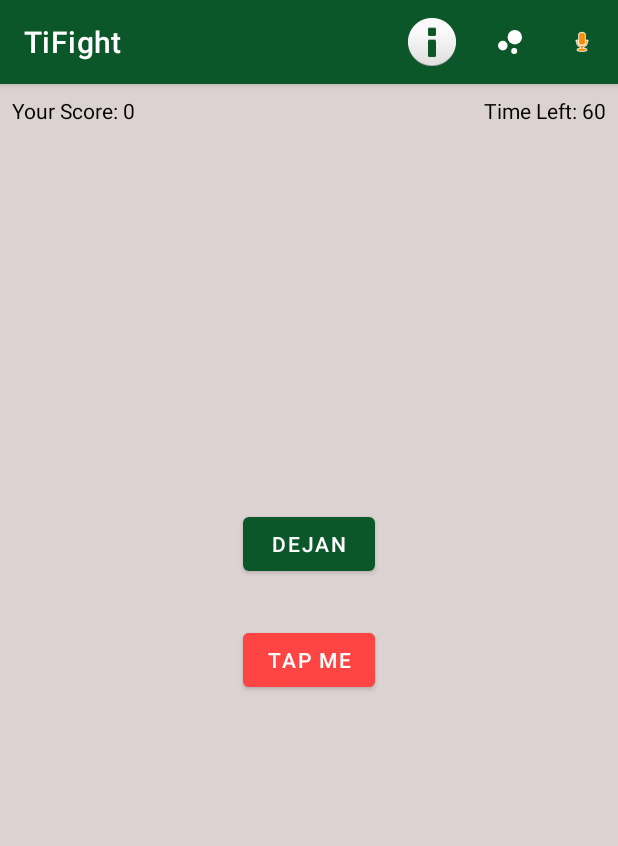
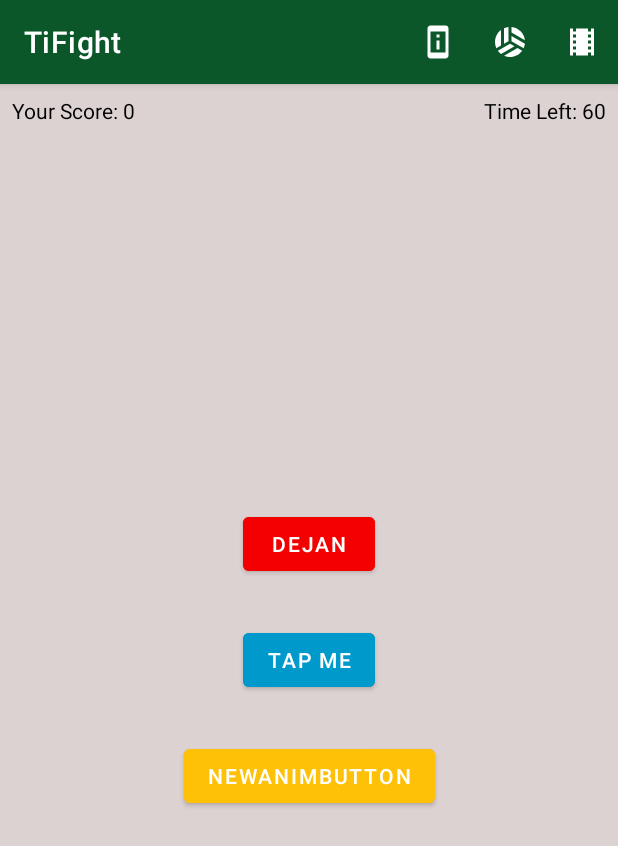
Before and after one commit to work11dejan/FirstApp, an Android app: the screen it shows after launch (MainActivity), on a phone screen of 412 x 824 dp. Shown: the top 846 px of the screen. Run offline under Robolectric (Android 15) with nearby library versions, the phone set to English and light mode, and no system bars.

Commit message:
Zavrsen Milanov zadatak CPZ

```diff
--- a/app/src/main/java/com/omega/praksa/firstapp/MainActivity.kt
+++ b/app/src/main/java/com/omega/praksa/firstapp/MainActivity.kt
@@ -23,6 +23,9 @@ class MainActivity : AppCompatActivity() {
     internal lateinit var tapMeButton : Button
     internal var    gameStarted = false
 
+    internal lateinit var newButton:Button
+    internal lateinit var btDejan:Button
+
     internal lateinit var countDownTimer: CountDownTimer
     internal val initialCountDown : Long = 60000
     internal val countDownInterval : Long = 1000
@@ -45,10 +48,16 @@ class MainActivity : AppCompatActivity() {
         tapMeButton = findViewById(R.id.tapMeButton)
         gameScoreTextView = findViewById(R.id.gameScoreTextView)
         timeLeftTextView = findViewById(R.id.timeLeftTextView)
+        newButton = findViewById<Button>(R.id.newButton)
+        btDejan = findViewById(R.id.btDejan)
 
         tapMeButton.setOnClickListener { view ->
             bounce(view)
             incrementScore()
+        }
+        newButton.setOnClickListener{view ->
+            zoomIn(btDejan)
+
         }
 
         if (savedInstanceState!=null){
@@ -73,6 +82,12 @@ class MainActivity : AppCompatActivity() {
             R.id.actionBlink -> blink(tapMeButton)
         }
         return true
+    }
+
+
+    private fun zoomIn(view: View){
+        val zoomIn = AnimationUtils.loadAnimation(this, R.anim.newanim)
+        view.startAnimation(zoomIn)
     }
 
     private fun blink(view: View) {
--- /dev/null
+++ b/app/src/main/res/anim/newanim.xml
@@ -0,0 +1,13 @@
+<?xml version="1.0" encoding="utf-8"?>
+<set xmlns:android="http://schemas.android.com/apk/res/android">
+    <scale
+        xmlns:android="http://schemas.android.com/apk/res/android"
+        android:duration="1000"
+        android:fromXScale="2"
+        android:fromYScale="2"
+        android:pivotX="50%"
+        android:pivotY="50%"
+        android:toXScale="4"
+        android:toYScale="4" >
+    </scale>
+</set>
--- /dev/null
+++ b/app/src/main/res/drawable/ic_baseline_theaters_24.xml
@@ -0,0 +1,10 @@
+<vector xmlns:android="http://schemas.android.com/apk/res/android"
+    android:width="24dp"
+    android:height="24dp"
+    android:viewportWidth="24"
+    android:viewportHeight="24"
+    android:tint="?attr/colorControlNormal">
+  <path
+      android:fillColor="@android:color/white"
+      android:pathData="M18,3v2h-2L16,3L8,3v2L6,5L6,3L4,3v18h2v-2h2v2h8v-2h2v2h2L20,3h-2zM8,17L6,17v-2h2v2zM8,13L6,13v-2h2v2zM8,9L6,9L6,7h2v2zM18,17h-2v-2h2v2zM18,13h-2v-2h2v2zM18,9h-2L16,7h2v2z"/>
+</vector>
--- a/app/src/main/res/layout/activity_main.xml
+++ b/app/src/main/res/layout/activity_main.xml
@@ -35,7 +35,7 @@
         android:id="@+id/tapMeButton"
         android:layout_width="wrap_content"
         android:layout_height="wrap_content"
-        android:backgroundTint="@android:color/holo_red_light"
+        android:backgroundTint="@android:color/holo_blue_dark"
         android:text="@string/tapME"
         app:layout_constraintBottom_toBottomOf="parent"
         app:layout_constraintEnd_toEndOf="parent"
@@ -47,11 +47,24 @@
         android:layout_width="wrap_content"
         android:layout_height="wrap_content"
         android:layout_marginBottom="16dp"
-        android:text="Dejan"
+        android:backgroundTint="#F30000"
+        android:text="@string/btDejan"
         app:layout_constraintBottom_toTopOf="@+id/tapMeButton"
         app:layout_constraintEnd_toEndOf="parent"
         app:layout_constraintStart_toStartOf="parent"
         app:layout_constraintTop_toTopOf="parent"
         app:layout_constraintVertical_bias="0.956" />
 
+    <Button
+        android:id="@+id/newButton"
+        android:layout_width="wrap_content"
+        android:layout_height="wrap_content"
+        android:backgroundTint="#FFC107"
+        android:text="@string/newBut"
+        app:layout_constraintBottom_toBottomOf="parent"
+        app:layout_constraintEnd_toEndOf="parent"
+        app:layout_constraintStart_toStartOf="parent"
+        app:layout_constraintTop_toBottomOf="@+id/tapMeButton"
+        app:layout_constraintVertical_bias="0.095" />
+
 </androidx.constraintlayout.widget.ConstraintLayout>
--- a/app/src/main/res/menu/menu.xml
+++ b/app/src/main/res/menu/menu.xml
@@ -4,17 +4,17 @@
 
     <item
         android:id="@+id/actionAbout"
-        android:icon="@android:drawable/ic_dialog_info"
+        android:icon="@drawable/ic_baseline_perm_device_information_24"
         android:title="@string/aboutMenu"
         app:showAsAction="always" />
     <item
         android:id="@+id/actionBounce"
-        android:icon="@drawable/ic_baseline_bubble_chart_24"
+        android:icon="@drawable/ic_baseline_sports_volleyball_24"
         android:title="@string/aboutMenu1"
         app:showAsAction="always" />
     <item
         android:id="@+id/actionBlink"
-        android:icon="@android:drawable/presence_audio_away"
+        android:icon="@drawable/ic_baseline_theaters_24"
         android:title="actionBlink"
         app:showAsAction="always" />
 </menu>
--- a/app/src/main/res/values/strings.xml
+++ b/app/src/main/res/values/strings.xml
@@ -8,4 +8,6 @@
     <string name="aboutTitle">Time Fighter</string>
     <string name="aboutMessage">Created by ArgosTheBeast owener</string>
     <string name="aboutMenu1">iteam1</string>
+    <string name="newBut">NewAnimButton</string>
+    <string name="btDejan">Dejan</string>
 </resources>
```
